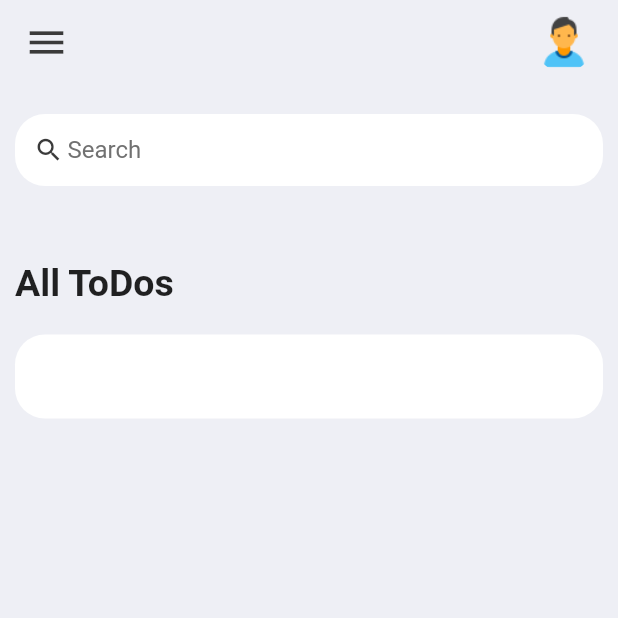
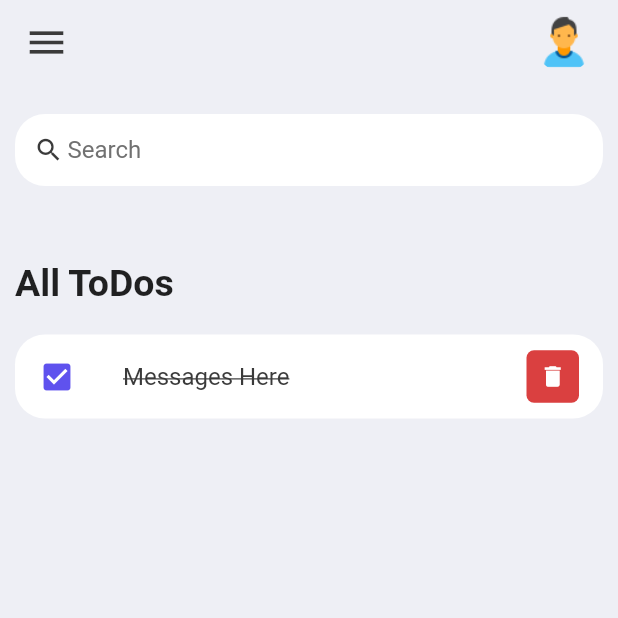
Before and after one commit to Owoeye1321/todo-list, a Flutter app: the screen it shows after launch, on a phone screen of 412 x 824 dp, the top half of it. Run offline on Flutter 3.47's test engine with Material 2 defaults, Android fonts, the phone set to English and light mode, and no system bars.

Commit message:
using some shirr here

```diff
--- a/lib/widgets/appBar.dart
+++ b/lib/widgets/appBar.dart
@@ -18,7 +18,7 @@ PreferredSizeWidget MyAppBar({required Size preferredSize}) {
           height: 40,
           width: 40,
           child: ClipRRect(
-            borderRadius: BorderRadius.circular(20.0),
+            borderRadius: BorderRadius.circular(20),
             child: Image.asset('assets/images/avatar.png'),
           ),
         ),
--- a/lib/widgets/todo_item.dart
+++ b/lib/widgets/todo_item.dart
@@ -1,4 +1,5 @@
 import 'package:flutter/material.dart';
+import 'package:todo_list/constants/colors.dart';
 
 class TodoItem extends StatelessWidget {
   const TodoItem({super.key});
@@ -12,6 +13,33 @@ class TodoItem extends StatelessWidget {
           borderRadius: BorderRadius.circular(20),
         ),
         tileColor: Colors.white,
+        leading: Icon(
+          Icons.check_box,
+          color: tdBlue,
+        ),
+        title: Text(
+          'Messages Here',
+          style: TextStyle(
+              fontSize: 16,
+              color: tdBlack,
+              decoration: TextDecoration.lineThrough),
+        ),
+        trailing: Container(
+          height: 35,
+          width: 35,
+          decoration: BoxDecoration(
+            color: tdRed,
+            borderRadius: BorderRadius.circular(5),
+          ),
+          child: IconButton(
+            color: Colors.white,
+            iconSize: 18,
+            icon: Icon(
+              Icons.delete,
+            ),
+            onPressed: () {},
+          ),
+        ),
       ),
     );
   }
```
